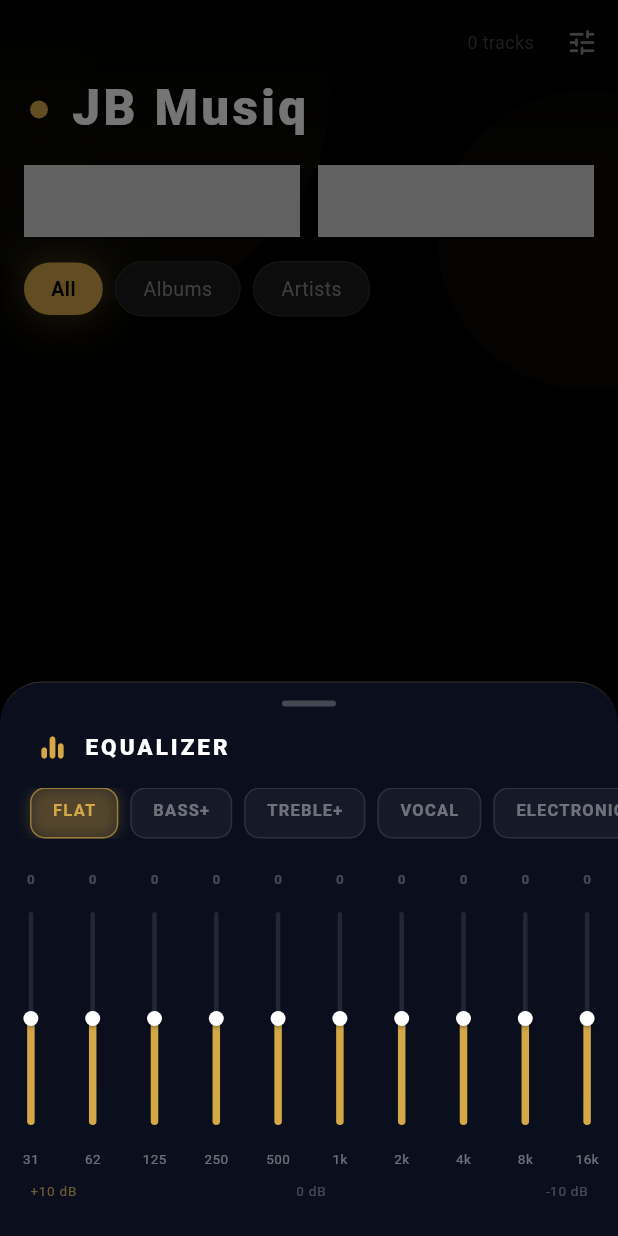
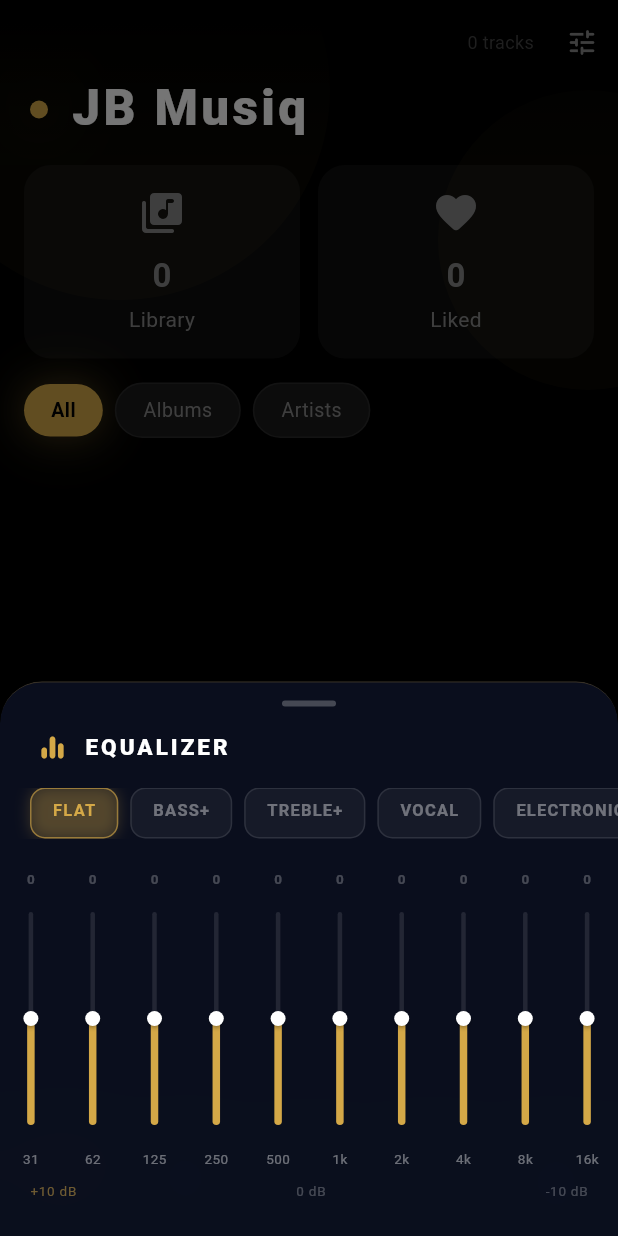
Before and after one commit to hk9925574-ops/jb-music, a Flutter app: the screen it shows after launch, after a tap on the "tune" icon, on a phone screen of 412 x 824 dp. Run offline on Flutter 3.47's test engine with Material 3 defaults, Android fonts, the phone set to English and light mode, and no system bars; our stand-ins replace audio_service, device_info_plus, equatable, flutter_bloc, flutter_secure_storage, get_it and 5 more; missing offline and left inert: vosk_flutter.

Commit message:
Dashboard update and music app improvements

```diff
--- a/jb_music/lib/application/bloc/music_bloc.dart
+++ b/jb_music/lib/application/bloc/music_bloc.dart
@@ -30,12 +30,22 @@ class MusicTracksLoadedState extends MusicState {
   final List<JBSong> visibleTracks;
   final int currentTrackIndex;
   final bool isPlaying;
+  final List<JBSong> likedTracks;
 
-  const MusicTracksLoadedState(
-      this.visibleTracks, this.currentTrackIndex, this.isPlaying);
+  const MusicTracksLoadedState({
+    required this.visibleTracks,
+    required this.currentTrackIndex,
+    required this.isPlaying,
+    this.likedTracks = const [],
+  });
 
   @override
-  List<Object> get props => [visibleTracks, currentTrackIndex, isPlaying];
+  List<Object> get props => [
+        visibleTracks,
+        currentTrackIndex,
+        isPlaying,
+        likedTracks,
+      ];
 }
 
 class MusicErrorState extends MusicState {
@@ -69,6 +79,11 @@ class SearchTracksEvent extends MusicEvent {
   final String query;
   SearchTracksEvent(this.query);
 }
+class ToggleLikeTrackEvent extends MusicEvent {
+  final JBSong song;
+
+  ToggleLikeTrackEvent(this.song);
+}
 
 // ── Voice events ──────────────────────────────────────────────────────────────
 class StartVoiceListeningEvent extends MusicEvent {}
@@ -99,6 +114,7 @@ class MusicBloc extends Bloc<MusicEvent, MusicState> {
   late final StreamSubscription<VoiceCommandIntent> _voiceIntentSub;
 
   List<JBSong> _allTracks = [];
+  List<JBSong> _likedTracks = [];
 
   // Expose voiceEngine so SettingsScreen can subscribe to resultStream
   VoskVoiceEngine get voiceEngine => _voiceEngine;
@@ -133,6 +149,7 @@ class MusicBloc extends Bloc<MusicEvent, MusicState> {
     on<PlayTrackEvent>(_onPlayTrack);
     on<PlaybackStateChangedEvent>(_onPlaybackStateChanged);
     on<SearchTracksEvent>(_onSearch);
+    on<ToggleLikeTrackEvent>(_onToggleLikeTrack);
     on<StartVoiceListeningEvent>(_onStartVoice);
     on<StopVoiceListeningEvent>(_onStopVoice);
     on<VoiceCommandEvent>(_onVoiceCommand);
@@ -145,7 +162,14 @@ class MusicBloc extends Bloc<MusicEvent, MusicState> {
     try {
       final tracks = await getTracksUseCase.call();
       _allTracks = tracks.cast<JBSong>();
-      emit(MusicTracksLoadedState(_allTracks, 0, false));
+      emit(
+         MusicTracksLoadedState(
+           visibleTracks: _allTracks,
+           currentTrackIndex: 0,
+           isPlaying: false,
+           likedTracks: _likedTracks,
+          ),
+       );
     } catch (e) {
       emit(MusicErrorState('Failed to load tracks: $e'));
     }
@@ -162,15 +186,28 @@ class MusicBloc extends Bloc<MusicEvent, MusicState> {
     final uris = event.tracks.map((t) => 'file://${t.path}').toList();
     await audioHandler.updatePlaylist(uris);
     await audioHandler.skipToQueueItem(event.index);
-    emit(MusicTracksLoadedState(event.tracks, event.index, true));
+    emit(
+      MusicTracksLoadedState(
+        visibleTracks: event.tracks,
+        currentTrackIndex: event.index,
+        isPlaying: true,
+        likedTracks: _likedTracks,
+      ),
+    );
   }
 
   void _onPlaybackStateChanged(
       PlaybackStateChangedEvent event, Emitter<MusicState> emit) {
     if (state is MusicTracksLoadedState) {
       final cur = state as MusicTracksLoadedState;
-      emit(MusicTracksLoadedState(
-          cur.visibleTracks, cur.currentTrackIndex, event.isPlaying));
+      emit(
+        MusicTracksLoadedState(
+          visibleTracks: cur.visibleTracks,
+          currentTrackIndex: cur.currentTrackIndex,
+          isPlaying: event.isPlaying,
+          likedTracks: _likedTracks,
+        ),
+      );
     }
   }
 
@@ -187,7 +224,14 @@ class MusicBloc extends Bloc<MusicEvent, MusicState> {
     final isPlaying = state is MusicTracksLoadedState
         ? (state as MusicTracksLoadedState).isPlaying
         : false;
-    emit(MusicTracksLoadedState(filtered, currentIndex, isPlaying));
+    emit(
+      MusicTracksLoadedState(
+        visibleTracks: filtered,
+        currentTrackIndex: currentIndex,
+        isPlaying: isPlaying,
+        likedTracks: _likedTracks,
+      ),
+    );
   }
 
   // ── Voice ──────────────────────────────────────────────────────────────────
@@ -259,6 +303,35 @@ Future<void> _onVoiceCommand(
 }
 
   // ── Cleanup ────────────────────────────────────────────────────────────────
+ void _onToggleLikeTrack(
+  ToggleLikeTrackEvent event,
+  Emitter<MusicState> emit,
+) {
+  if (state is! MusicTracksLoadedState) return;
+
+  final current = state as MusicTracksLoadedState;
+
+  final exists = _likedTracks.any(
+    (song) => song.path == event.song.path,
+  );
+
+  if (exists) {
+    _likedTracks.removeWhere(
+      (song) => song.path == event.song.path,
+    );
+  } else {
+    _likedTracks.add(event.song);
+  }
+
+  emit(
+    MusicTracksLoadedState(
+      visibleTracks: current.visibleTracks,
+      currentTrackIndex: current.currentTrackIndex,
+      isPlaying: current.isPlaying,
+      likedTracks: List.from(_likedTracks),
+    ),
+  );
+}
   @override
   Future<void> close() {
     _playbackSub.cancel();
--- a/jb_music/lib/presentation/screens/dashboard_screen.dart
+++ b/jb_music/lib/presentation/screens/dashboard_screen.dart
@@ -835,3 +835,44 @@ class _MiniPlayer extends StatelessWidget {
     );
   }
 }
+class _HomeStatCard extends StatelessWidget {
+  final String title;
+  final String value;
+  final IconData icon;
+
+  const _HomeStatCard({
+    required this.title,
+    required this.value,
+    required this.icon,
+  });
+
+  @override
+  Widget build(BuildContext context) {
+    return Container(
+      padding: const EdgeInsets.all(16),
+      decoration: BoxDecoration(
+        color: Colors.white.withOpacity(0.05),
+        borderRadius: BorderRadius.circular(18),
+      ),
+      child: Column(
+        mainAxisAlignment: MainAxisAlignment.center,
+        children: [
+          Icon(
+            icon,
+            size: 32,
+          ),
+          const SizedBox(height: 10),
+          Text(
+            value,
+            style: const TextStyle(
+              fontSize: 22,
+              fontWeight: FontWeight.bold,
+            ),
+          ),
+          const SizedBox(height: 4),
+          Text(title),
+        ],
+      ),
+    );
+  }
+}
```
